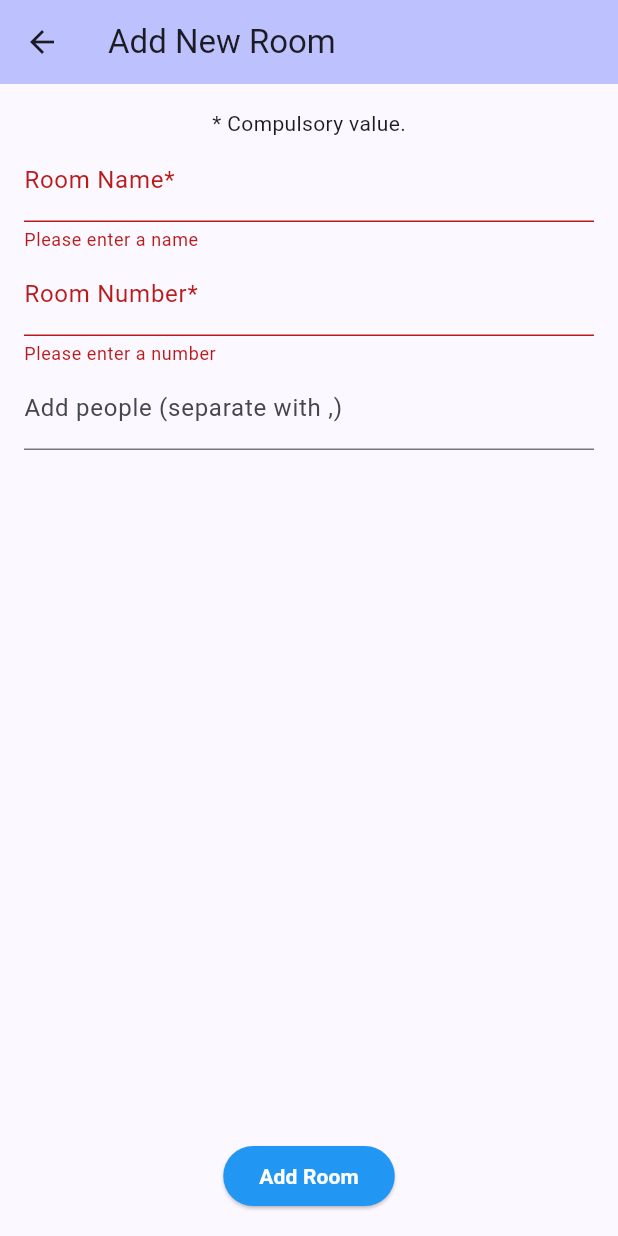
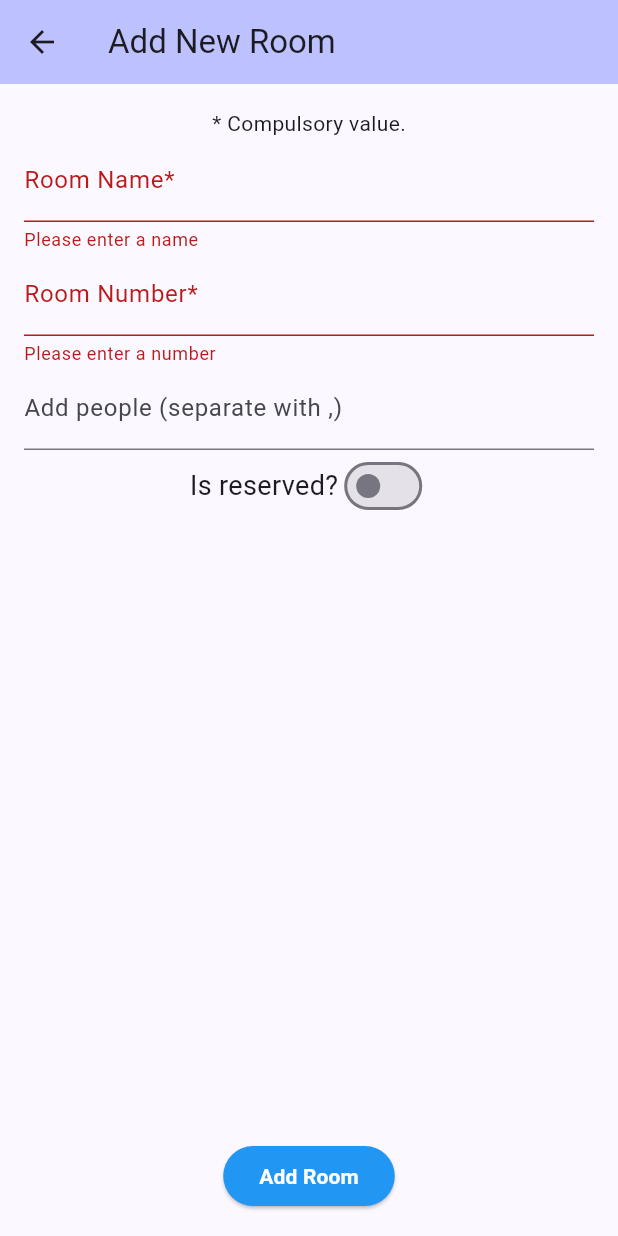
Before and after one commit to CyberDano/flutter_exercises, a Flutter app: the NewRoomScreen screen opened directly with empty values, after a tap on "Add Room", on a phone screen of 412 x 824 dp. Run offline on Flutter 3.47's test engine with Material 3 defaults, Android fonts, the phone set to English and light mode, and no system bars.

Commit message:
reserve room

```diff
--- a/lib/newRoom.dart
+++ b/lib/newRoom.dart
@@ -17,6 +17,7 @@ class _NewRoomScreenState extends State<NewRoomScreen> {
   String _name = '';
   int _number = 0;
   List<String> _people = [];
+  bool reserved = false;
 
   /// Busca la sala especificada por numero o nombre
   /// Devuelve su posicion
@@ -84,6 +85,22 @@ class _NewRoomScreenState extends State<NewRoomScreen> {
                   }
                 },
               ),
+              Row(
+                mainAxisAlignment: MainAxisAlignment.center,
+                children: [
+                  const Text("Is reserved?", style: TextStyle(fontSize: 18)),
+                  Switch(
+                    // This bool value toggles the switch.
+                    value: reserved,
+                    onChanged: (bool value) {
+                      // This is called when the user toggles the switch.
+                      setState(() {
+                        reserved = value;
+                      });
+                    },
+                  ),
+                ],
+              ),
               Expanded(
                 child: ListView.builder(
                   itemCount: _people.length,
@@ -102,7 +119,9 @@ class _NewRoomScreenState extends State<NewRoomScreen> {
                   if (_formKey.currentState!.validate()) {
                     _formKey.currentState!.save();
                     Navigator.pop(
-                        context, Room(_name, _number, _people, false));
+                        context,
+                        Room.withDate(
+                            _name, _number, _people, reserved, DateTime.now()));
                   }
                 },
                 child: const Text('Add Room',
```
Also changed, not shown: lib/roomDetail.dart (+23 -0 lines), lib/roomManager.dart (+12 -6 lines), lib/roomReserve.dart (added, +73 -0 lines).
